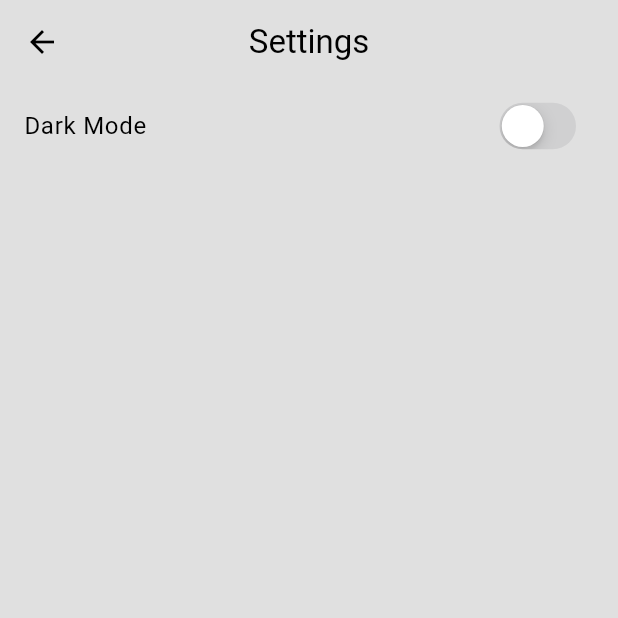
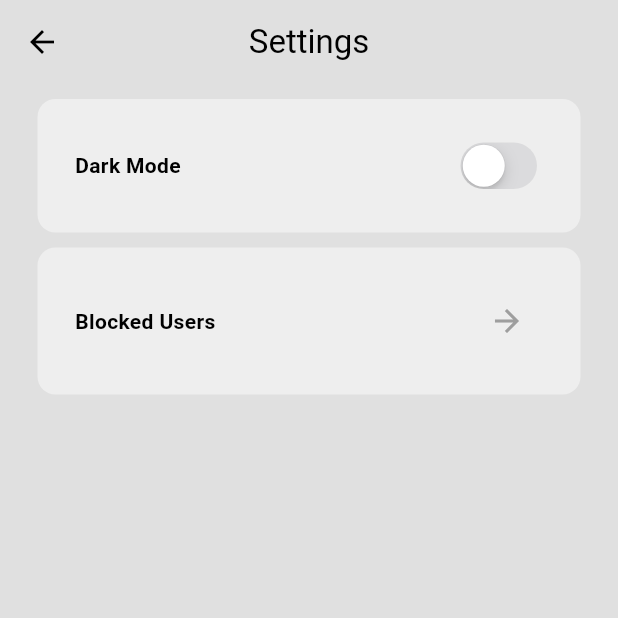
Before and after one commit to SebastianBruce/social-media-clone, a Flutter app: the SettingsPage screen opened directly, on a phone screen of 412 x 824 dp, the top half of it. Run offline on Flutter 3.47's test engine with Material 3 defaults, Android fonts, the phone set to English and light mode, and no system bars; our stand-ins replace cached_network_image, cloud_firestore, file_picker, firebase_auth, firebase_core, firebase_storage and 1 more; accounts and stored records are empty.

Commit message:
added ability to block user from their profile, added page in settings to view blocked users

```diff
--- a/lib/features/home/presentation/components/my_drawer.dart
+++ b/lib/features/home/presentation/components/my_drawer.dart
@@ -4,7 +4,7 @@ import 'package:social_media_clone/features/auth/presentation/cubits/auth_cubit.
 import 'package:social_media_clone/features/home/presentation/components/my_drawer_tile.dart';
 import 'package:social_media_clone/features/profile/presentation/pages/profile_page.dart';
 import 'package:social_media_clone/features/search/presentation/pages/search_page.dart';
-import 'package:social_media_clone/features/settings/pages/settings_page.dart';
+import 'package:social_media_clone/features/settings/presentation/pages/settings_page.dart';
 
 class MyDrawer extends StatelessWidget {
   const MyDrawer({super.key});
--- a/lib/features/profile/presentation/components/follow_button.dart
+++ b/lib/features/profile/presentation/components/follow_button.dart
@@ -45,7 +45,7 @@ class ProfileActionButton extends StatelessWidget {
     } else if (isBlocked) {
       // blocked user -> show "Unblock"
       buttonText = "Unblock";
-      buttonColor = Colors.grey;
+      buttonColor = Theme.of(context).colorScheme.primary;
     } else {
       // follow/unfollow button
       buttonText = isFollowing! ? "Unfollow" : "Follow";
--- /dev/null
+++ b/lib/features/settings/presentation/components/my_settings_tile.dart
@@ -0,0 +1,56 @@
+import 'package:flutter/material.dart';
+
+/*
+
+SETTINGS LIST TILE
+
+This is a simple tile for each item in the settings page.
+
+----------------------------------------------------------------
+
+To use this widget, you need:
+
+— title ( e.g. "Dark Mode" )
+— action ( e.g. toggleTheme() )
+
+*/
+
+class MySettingsTile extends StatelessWidget {
+  final String title;
+  final Widget action;
+
+  const MySettingsTile({super.key, required this.title, required this.action});
+
+  // BUILD UI
+  @override
+  Widget build(BuildContext context) {
+    // Container
+    return Container(
+      decoration: BoxDecoration(
+        // Color
+        color: Theme.of(context).colorScheme.secondary,
+
+        // Curved corners
+        borderRadius: BorderRadius.circular(12),
+      ),
+
+      // Padding outside
+      margin: const EdgeInsets.only(left: 25, right: 25, top: 10),
+
+      // Padding inside
+      padding: const EdgeInsets.all(25),
+
+      // Row
+      child: Row(
+        mainAxisAlignment: MainAxisAlignment.spaceBetween,
+        children: [
+          // title
+          Text(title, style: const TextStyle(fontWeight: FontWeight.bold)),
+
+          // action
+          action,
+        ],
+      ),
+    );
+  }
+}
--- a/lib/features/settings/pages/settings_page.dart
+++ b/lib/features/settings/presentation/pages/settings_page.dart
@@ -11,6 +11,8 @@ SETTINGS PAGE
 import 'package:flutter/cupertino.dart';
 import 'package:flutter/material.dart';
 import 'package:flutter_bloc/flutter_bloc.dart';
+import 'package:social_media_clone/features/settings/presentation/components/my_settings_tile.dart';
+import 'package:social_media_clone/features/settings/presentation/pages/blocked_users_page.dart';
 import 'package:social_media_clone/responsive/constrained_scaffold.dart';
 import 'package:social_media_clone/themes/theme_cubit.dart';
 
@@ -24,7 +26,6 @@ class SettingsPage extends StatelessWidget {
     final themeCubit = context.watch<ThemeCubit>();
 
     // is dark mode
-
     bool isDarkMode = themeCubit.isDarkMode;
 
     // SCAFFOLD
@@ -32,14 +33,29 @@ class SettingsPage extends StatelessWidget {
       appBar: AppBar(title: const Text("Settings"), centerTitle: true),
       body: Column(
         children: [
-          // dark mode tile
-          ListTile(
-            title: Text("Dark Mode"),
-            trailing: CupertinoSwitch(
+          // Dark mode tile
+          MySettingsTile(
+            title: "Dark Mode",
+            action: CupertinoSwitch(
               value: isDarkMode,
               onChanged: (value) {
                 themeCubit.toggleTheme();
               },
+            ),
+          ),
+
+          // Block users tile
+          MySettingsTile(
+            title: "Blocked Users",
+            action: IconButton(
+              onPressed: () => Navigator.push(
+                context,
+                MaterialPageRoute(builder: (context) => BlockedUsersPage()),
+              ),
+              icon: Icon(
+                Icons.arrow_forward,
+                color: Theme.of(context).colorScheme.primary,
+              ),
             ),
           ),
         ],
```
Also changed, not shown: lib/features/profile/presentation/pages/profile_page.dart (+78 -5 lines), lib/features/settings/data/firebase_settings_repo.dart (added, +16 -0 lines), lib/features/settings/presentation/pages/blocked_users_page.dart (added, +68 -0 lines).
